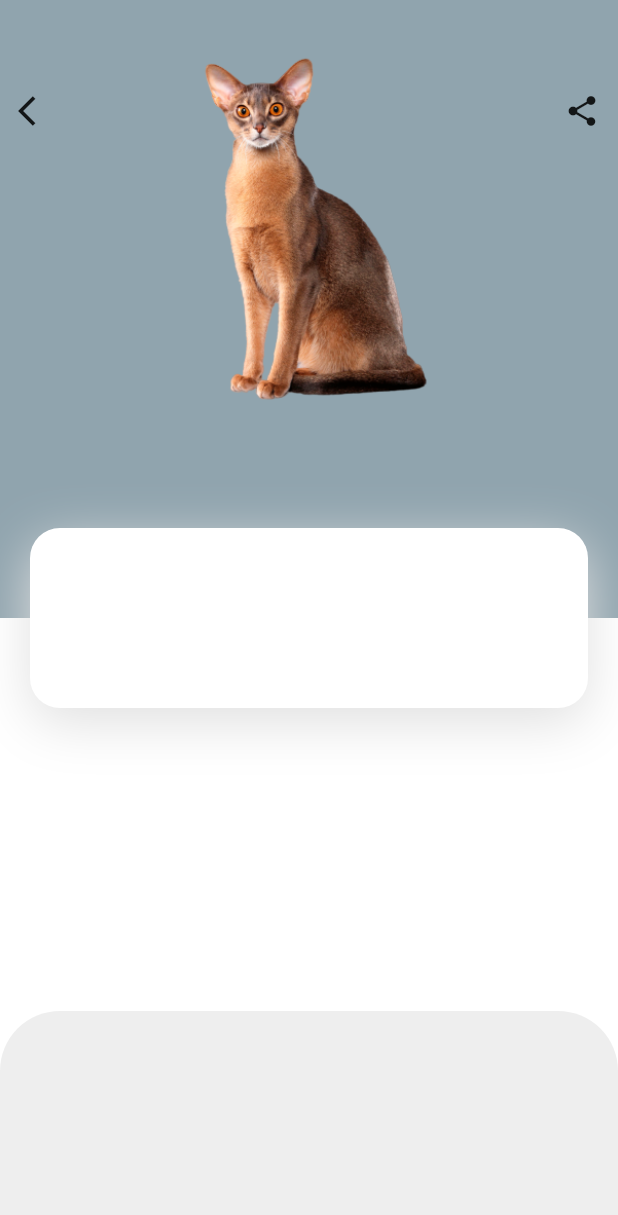
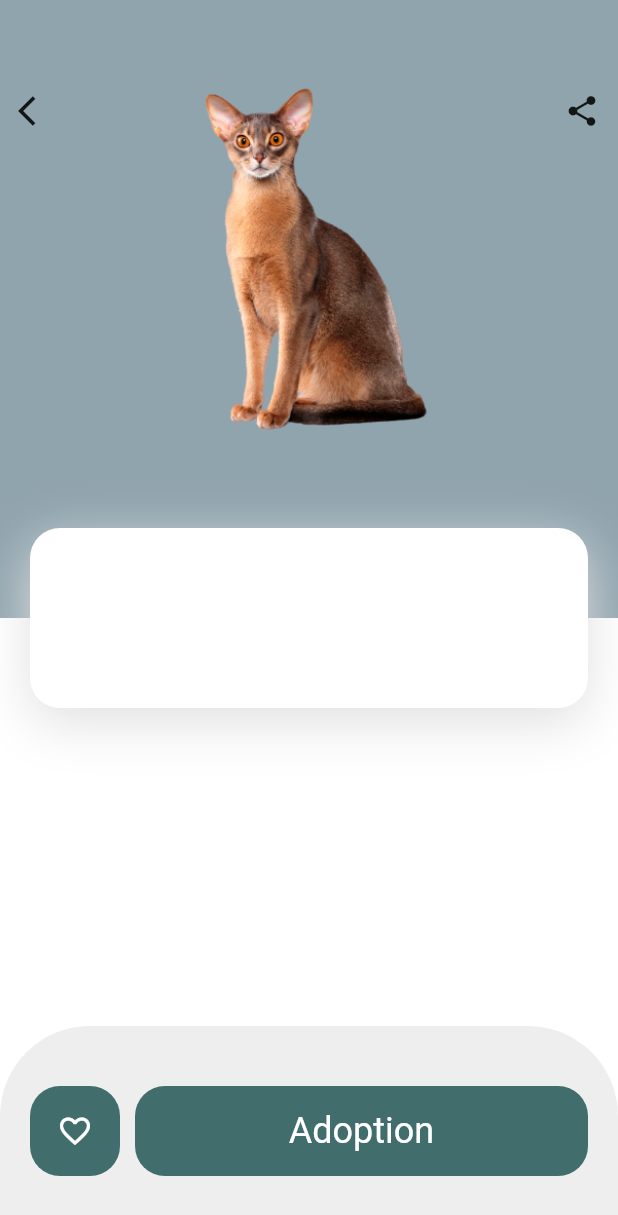
Before and after one commit to huzaifa215/animated_ui_design, a Flutter app: the DetailScreen screen opened directly, on a phone screen of 412 x 824 dp. Shown: the top 1215 px of the screen. Run offline on Flutter 3.47's test engine with Material 2 defaults, Android fonts, the phone set to English and light mode, and no system bars.

Commit message:
DetailScreenLayoutCompleted

```diff
--- a/animated_ui/lib/Screens/DetailScreen.dart
+++ b/animated_ui/lib/Screens/DetailScreen.dart
@@ -53,12 +53,15 @@ class _DetailScreenState extends State<DetailScreen> {
             ),
           ),
           Container(
-            margin: EdgeInsets.only(top: 20),
+            margin: EdgeInsets.only(top: 40),
             child: Align(
               alignment: Alignment.topCenter,
-              child: Image.asset(
-                "images/pet-cat2.png",
-                height: 250,
+              child: Hero(
+                tag: 1, // should me unique and pass by previous scren
+                child: Image.asset(
+                  "images/pet-cat2.png",
+                  height: 250,
+                ),
               ),
             ),
           ),
@@ -76,16 +79,70 @@ class _DetailScreenState extends State<DetailScreen> {
           Align(
             alignment: Alignment.bottomCenter,
             child: Container(
-              height: 150,
+             // margin: EdgeInsets.symmetric(horizontal: 20),
+              height: 140,
               decoration: BoxDecoration(
                 color: Colors.grey[200],
                 borderRadius: BorderRadius.only(
-                    topRight: Radius.circular(40),
-                    topLeft: Radius.circular(40)),
+                    topRight: Radius.circular(60),
+                    topLeft: Radius.circular(60)),
               ),
-
             ),
           ),
+          Align(
+            alignment: Alignment.bottomCenter,
+            child: Container(
+              margin: EdgeInsets.symmetric(horizontal: 20),
+              height: 140,
+              decoration: BoxDecoration(
+                color: Colors.grey[200],
+                borderRadius: BorderRadius.only(
+                    topRight: Radius.circular(60),
+                    topLeft: Radius.circular(60)),
+              ),
+              child: Row(
+                children: [
+                  Container(
+                    height: 60,
+                    width: 60,
+                    decoration: BoxDecoration(
+                      color: primaryColor,
+                      borderRadius: BorderRadius.circular(20),
+                    ),
+                    child: IconButton(
+                      icon: Icon(
+                        Icons.favorite_border,
+                        color: Colors.white,
+                      ),
+                      onPressed: () {},
+                    ),
+                  ),
+                  SizedBox(
+                    width: 10,
+                  ),
+                  Expanded(
+                    child: Container(
+                      height: 60,
+                      decoration: BoxDecoration(
+                        color: primaryColor,
+                        borderRadius: BorderRadius.circular(20),
+                      ),
+                      child: Center(
+                        child: Text(
+                          "Adoption",
+                          style: TextStyle(
+                            fontSize: 24,
+                            color: Colors.white,
+                          ),
+                        ),
+                      ),
+                    ),
+                  ),
+                ],
+              ),
+            ),
+          ),
+
         ],
       ),
     );
```
